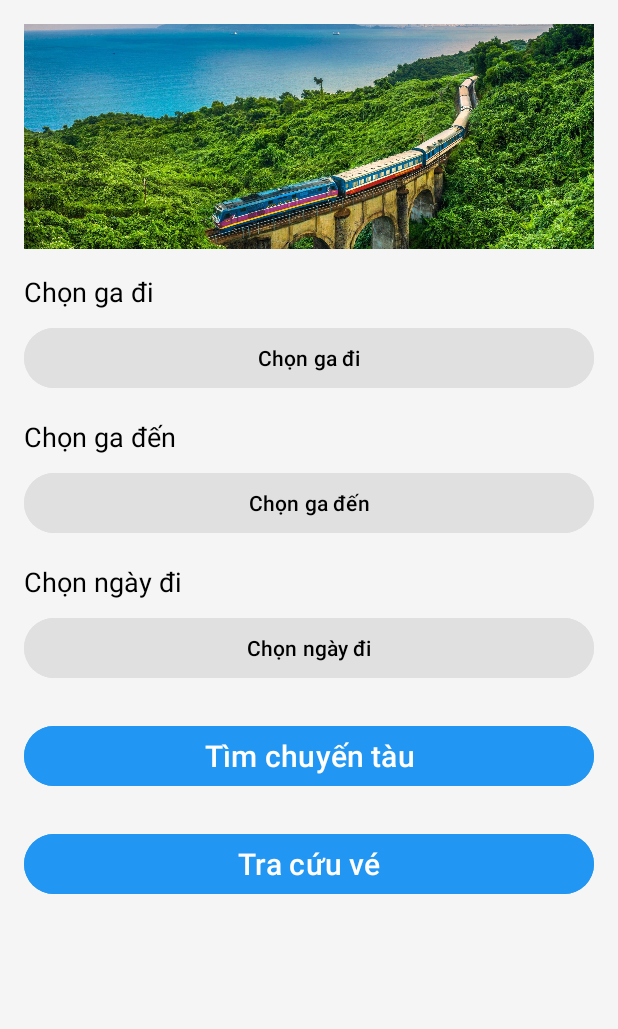
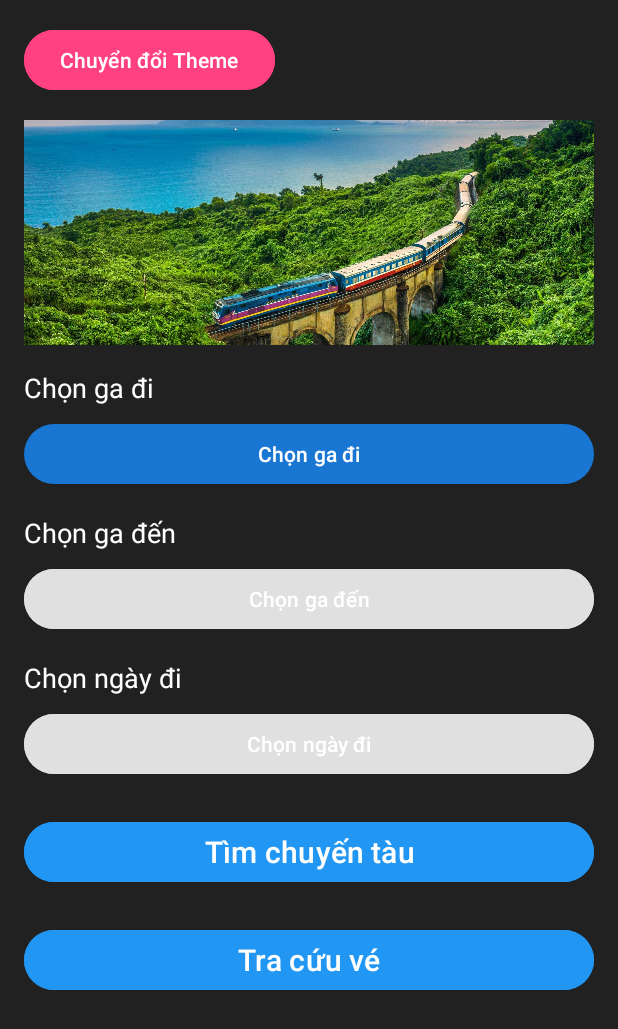
Before and after one commit to LeeWang4u/Train_app, an Android app: the layout activity_search_train.xml on its own in the app's theme, with its tools: preview values and no code run, on a phone screen of 412 x 824 dp. Shown: the top 1029 px of the screen. Run offline under Robolectric (Android 15) with nearby library versions, the phone set to English and light mode, and no system bars.

Commit message:
init themes dark mode

```diff
--- a/app/src/main/java/com/example/train_app/api/HTTPService.java
+++ b/app/src/main/java/com/example/train_app/api/HTTPService.java
@@ -14,7 +14,7 @@ public class HTTPService {
 
 
 
-    public static final String APP_PATH = "http://192.168.88.59:8080/api/";
+//    public static final String APP_PATH = "http://192.168.88.59:8080/api/";
 
     private static Retrofit retrofit;
 
--- a/app/src/main/res/layout/activity_search_train.xml
+++ b/app/src/main/res/layout/activity_search_train.xml
@@ -3,7 +3,17 @@
     android:layout_height="match_parent"
     android:orientation="vertical"
     android:padding="16dp"
-    android:background="#F5F5F5">
+
+    >
+
+    <Button
+        android:id="@+id/btnToggleTheme"
+        android:layout_width="wrap_content"
+        android:layout_height="wrap_content"
+        android:text="Chuyển đổi Theme"
+        android:backgroundTint="?colorAccent"
+        android:textColor="@android:color/white"
+        android:layout_marginBottom="16dp" />
 
     <!-- Header Image (Placeholder for banner) -->
     <ImageView
@@ -18,7 +28,8 @@
         android:layout_width="wrap_content"
         android:layout_height="wrap_content"
         android:text="Chọn ga đi"
-        android:textColor="#000000"
+        android:textColor="@color/textColorBlackLight"
+
         android:textSize="18sp"
         android:layout_marginTop="16dp" />
 
@@ -27,8 +38,8 @@
         android:layout_width="match_parent"
         android:layout_height="wrap_content"
         android:text="Chọn ga đi"
-        android:backgroundTint="#E0E0E0"
-        android:textColor="#000000"
+        android:backgroundTint="?android:attr/backgroundColorTextLight"
+        android:textColor="@color/textColorBlackLight"
         android:layout_marginTop="8dp" />
 
     <!-- Arrival Station -->
@@ -36,7 +47,7 @@
         android:layout_width="wrap_content"
         android:layout_height="wrap_content"
         android:text="Chọn ga đến"
-        android:textColor="#000000"
+        android:textColor="@color/textColorBlackLight"
         android:textSize="18sp"
         android:layout_marginTop="16dp" />
 
@@ -46,7 +57,7 @@
         android:layout_height="wrap_content"
         android:text="Chọn ga đến"
         android:backgroundTint="#E0E0E0"
-        android:textColor="#000000"
+        android:textColor="@color/textColorBlackLight"
         android:layout_marginTop="8dp" />
 
     <!-- Departure Date -->
@@ -54,7 +65,7 @@
         android:layout_width="wrap_content"
         android:layout_height="wrap_content"
         android:text="Chọn ngày đi"
-        android:textColor="#000000"
+        android:textColor="@color/textColorBlackLight"
         android:textSize="18sp"
         android:layout_marginTop="16dp" />
 
@@ -64,7 +75,7 @@
         android:layout_height="wrap_content"
         android:text="Chọn ngày đi"
         android:backgroundTint="#E0E0E0"
-        android:textColor="#000000"
+        android:textColor="@color/textColorBlackLight"
         android:layout_marginTop="8dp" />
 
     <!-- Search Button -->
@@ -88,3 +99,7 @@
         android:textColor="#FFFFFF"
         android:layout_marginTop="24dp" />
 </LinearLayout>
+
+
+
+<!--    android:background="#F5F5F5"-->
--- /dev/null
+++ b/app/src/main/res/values-night/colors.xml
@@ -0,0 +1,14 @@
+<resources>
+    <color name="colorPrimary">#2196F3</color>
+    <color name="colorPrimaryDark">#1976D2</color>
+    <color name="colorAccent">#FF4081</color>
+
+    <color name="textColorBlackLight">#FFFFFF</color>
+    <color name="backgroundColorTextLight">#FF4081</color>
+
+    <color name="darkBackground">#212121</color>
+    <color name="lightText">#FFFFFF</color>
+
+
+
+</resources>
--- a/app/src/main/res/values-night/themes.xml
+++ b/app/src/main/res/values-night/themes.xml
@@ -3,5 +3,38 @@
     <style name="Base.Theme.Train_app" parent="Theme.Material3.DayNight.NoActionBar">
         <!-- Customize your dark theme here. -->
         <!-- <item name="colorPrimary">@color/my_dark_primary</item> -->
+
+        <item name="colorPrimary">@color/colorPrimaryDark</item>
+        <item name="colorPrimaryDark">@color/colorPrimaryDark</item>
+        <item name="colorAccent">@color/colorAccent</item>
+        <item name="android:windowBackground">@color/darkBackground</item>
+        <item name="android:textColorPrimary">@color/lightText</item>
+        <item name="textColorBlackLight">@color/textColorBlackLight</item>
+        <item name="backgroundColorTextLight">@color/backgroundColorTextLight</item>
     </style>
+
+<!--    <color name="colorPrimary">#2196F3</color>-->
+<!--    <color name="colorPrimaryDark">#1976D2</color>-->
+<!--    <color name="colorAccent">#FF4081</color>-->
+<!--    <color name="darkBackground">#212121</color>-->
+<!--    <color name="lightText">#FFFFFF</color>-->
 </resources>
+
+
+<!--<resources>-->
+<!--&lt;!&ndash; Theme cho Dark Mode &ndash;&gt;-->
+<!--<style name="AppTheme" parent="Theme.AppCompat.DayNight.DarkActionBar">-->
+<!--    <item name="colorPrimary">@color/colorPrimaryDark</item>-->
+<!--    <item name="colorPrimaryDark">@color/colorPrimaryDark</item>-->
+<!--    <item name="colorAccent">@color/colorAccent</color>-->
+<!--    <item name="android:windowBackground">@color/darkBackground</item>-->
+<!--    <item name="android:textColorPrimary">@color/lightText</item>-->
+<!--</style>-->
+
+<!--&lt;!&ndash; Định nghĩa màu cho Dark Mode &ndash;&gt;-->
+<!--<color name="colorPrimary">#2196F3</color>-->
+<!--<color name="colorPrimaryDark">#1976D2</color>-->
+<!--<color name="colorAccent">#FF4081</color>-->
+<!--<color name="darkBackground">#212121</color>-->
+<!--<color name="lightText">#FFFFFF</color>-->
+<!--</resources>-->
--- /dev/null
+++ b/app/src/main/res/values/attrs.xml
@@ -0,0 +1,5 @@
+<?xml version="1.0" encoding="utf-8"?>
+<resources>
+    <attr name="textColorBlackLight" format="color"/>
+    <attr name="backgroundColorTextLight" format="color"/>
+</resources>
--- a/app/src/main/res/values/colors.xml
+++ b/app/src/main/res/values/colors.xml
@@ -6,4 +6,11 @@
     <color name="base">#6439E6</color>
     <color name="baseBackground">#2196F3</color>
 
+    <color name="textColorBlackLight">#000000</color>
+    <color name="backgroundColorTextLight">#FFFFFF</color>
+
+    <color name="darkBackground">#212121</color>
+    <color name="lightText">#FFFFFF</color>
+<!--    <color name="colorAccent">#FF4081</color>-->
+
 </resources>
--- a/app/src/main/res/values/themes.xml
+++ b/app/src/main/res/values/themes.xml
@@ -3,7 +3,39 @@
     <style name="Base.Theme.Train_app" parent="Theme.Material3.DayNight.NoActionBar">
         <!-- Customize your light theme here. -->
         <!-- <item name="colorPrimary">@color/my_light_primary</item> -->
+        <item name="colorPrimary">@color/colorPrimary</item>
+        <item name="colorPrimaryDark">@color/colorPrimaryDark</item>
+        <item name="colorAccent">@color/colorAccent</item>
+        <item name="android:windowBackground">@color/lightBackground</item>
+        <item name="android:textColorPrimary">@color/darkText</item>
+        <item name="textColorBlackLight">@color/textColorBlackLight</item>
+        <item name="backgroundColorTextLight">@color/backgroundColorTextLight</item>
     </style>
+
+    <color name="colorPrimary">#2196F3</color>
+    <color name="colorPrimaryDark">#1976D2</color>
+    <color name="colorAccent">#FF4081</color>
+    <color name="lightBackground">#FFFFFF</color>
+    <color name="darkText">#212121</color>
 
     <style name="Theme.Train_app" parent="Base.Theme.Train_app" />
 </resources>
+
+
+<!--<resources>-->
+<!--&lt;!&ndash; Theme mặc định (Light Mode) &ndash;&gt;-->
+<!--<style name="AppTheme" parent="Theme.AppCompat.Light.DarkActionBar">-->
+<!--    <item name="colorPrimary">@color/colorPrimary</item>-->
+<!--    <item name="colorPrimaryDark">@color/colorPrimaryDark</item>-->
+<!--    <item name="colorAccent">@color/colorAccent</item>-->
+<!--    <item name="android:windowBackground">@color/lightBackground</item>-->
+<!--    <item name="android:textColorPrimary">@color/darkText</item>-->
+<!--</style>-->
+
+<!--&lt;!&ndash; Định nghĩa màu cho Light Mode &ndash;&gt;-->
+<!--<color name="colorPrimary">#2196F3</color>-->
+<!--<color name="colorPrimaryDark">#1976D2</color>-->
+<!--<color name="colorAccent">#FF4081</color>-->
+<!--<color name="lightBackground">#FFFFFF</color>-->
+<!--<color name="darkText">#212121</color>-->
+<!--</resources>-->
```
Also changed, not shown: app/src/main/java/com/example/train_app/activities/BaseActivity.java (added, +23 -0 lines), app/src/main/java/com/example/train_app/activities/SearchTrainActivity.java (+20 -2 lines), app/src/main/java/com/example/train_app/utils/ThemeManager.java (added, +47 -0 lines).
